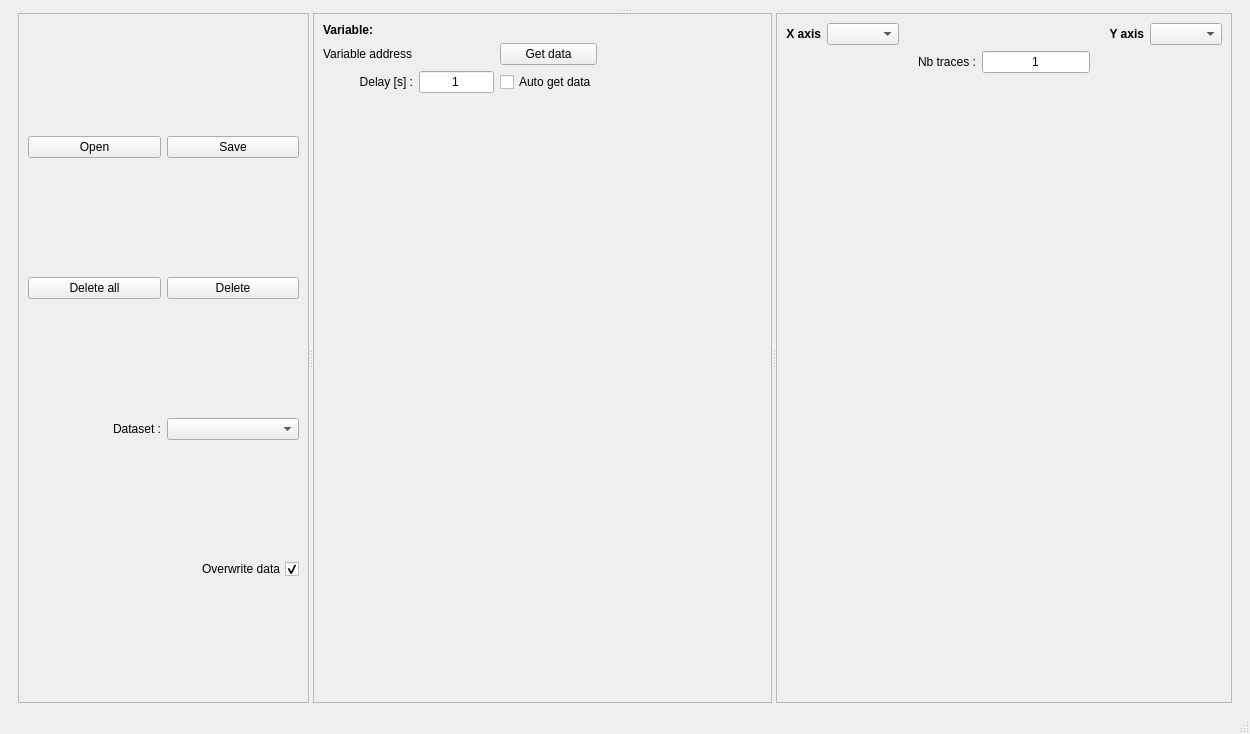
First picture: the form in autolab/core/gui/plotting/interface.ui, repository autolab-project/autolab, before the edit.
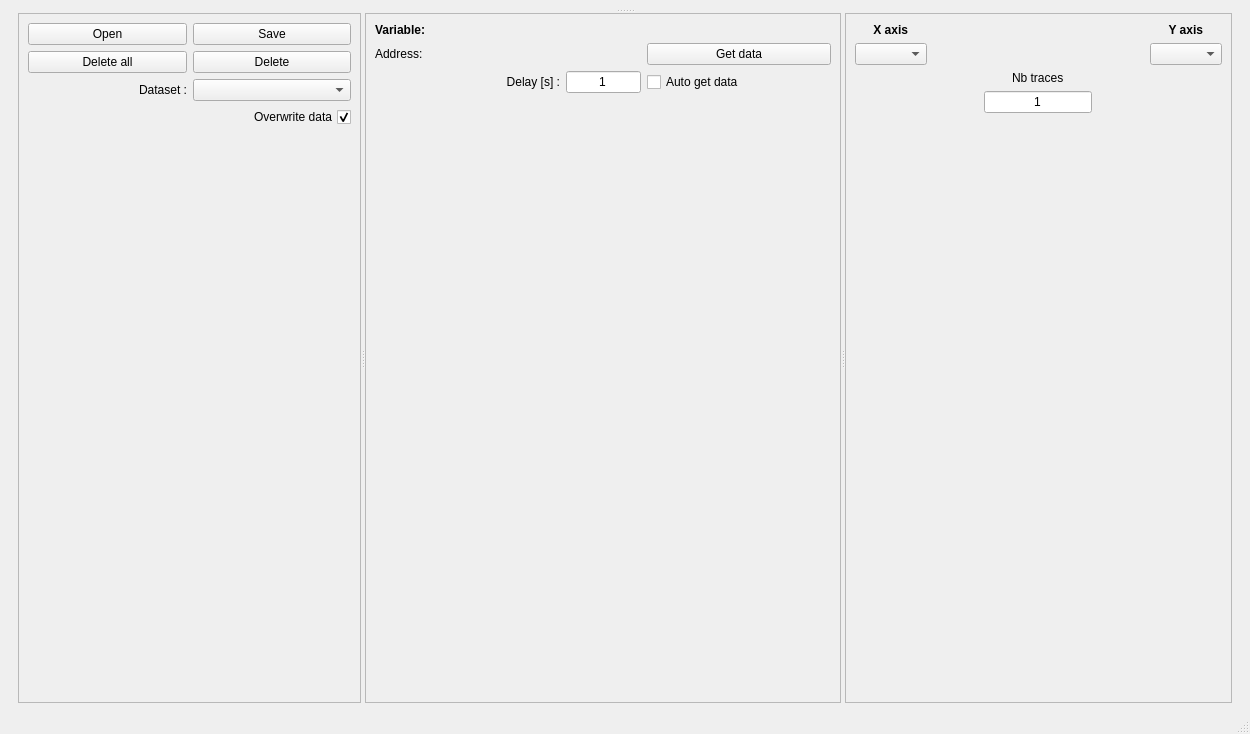
Second picture: the form after the edit.

Diff of the .ui file:
```diff
--- a/autolab/core/gui/plotting/interface.ui
+++ b/autolab/core/gui/plotting/interface.ui
@@ -17,7 +17,7 @@
   </property>
   <widget class="QWidget" name="centralwidget">
    <layout class="QGridLayout" name="gridLayout">
-    <item row="0" column="1">
+    <item row="0" column="0">
      <widget class="QSplitter" name="splitter">
       <property name="orientation">
        <enum>Qt::Vertical</enum>
@@ -152,20 +152,26 @@
               </item>
              </layout>
             </item>
+            <item>
+             <spacer name="verticalSpacer_3">
+              <property name="orientation">
+               <enum>Qt::Vertical</enum>
+              </property>
+              <property name="sizeHint" stdset="0">
+               <size>
+                <width>20</width>
+                <height>40</height>
+               </size>
+              </property>
+             </spacer>
+            </item>
            </layout>
           </widget>
           <widget class="QFrame" name="frame_device">
            <property name="frameShape">
             <enum>QFrame::StyledPanel</enum>
            </property>
-           <layout class="QGridLayout" name="layout_device">
-            <item row="2" column="3">
-             <widget class="QCheckBox" name="auto_plotDataButton">
-              <property name="text">
-               <string>Auto get data</string>
-              </property>
-             </widget>
-            </item>
+           <layout class="QGridLayout" name="layout_variable">
             <item row="1" column="3">
              <widget class="QPushButton" name="plotDataButton">
               <property name="font">
@@ -181,15 +187,22 @@
               </property>
              </widget>
             </item>
-            <item row="1" column="4">
-             <spacer name="horizontalSpacer_3">
+            <item row="2" column="3">
+             <widget class="QCheckBox" name="auto_plotDataButton">
+              <property name="text">
+               <string>Auto get data</string>
+              </property>
+             </widget>
+            </item>
+            <item row="3" column="2">
+             <spacer name="verticalSpacer_2">
               <property name="orientation">
-               <enum>Qt::Horizontal</enum>
+               <enum>Qt::Vertical</enum>
               </property>
               <property name="sizeHint" stdset="0">
                <size>
-                <width>0</width>
-                <height>20</height>
+                <width>20</width>
+                <height>40</height>
                </size>
               </property>
              </spacer>
@@ -210,6 +223,28 @@
               </property>
              </widget>
             </item>
+            <item row="2" column="1">
+             <widget class="QLabel" name="label_2">
+              <property name="font">
+               <font>
+                <pointsize>9</pointsize>
+               </font>
+              </property>
+              <property name="text">
+               <string>Delay [s] :</string>
+              </property>
+              <property name="alignment">
+               <set>Qt::AlignRight|Qt::AlignTrailing|Qt::AlignVCenter</set>
+              </property>
+             </widget>
+            </item>
+            <item row="1" column="1">
+             <widget class="QLabel" name="label">
+              <property name="text">
+               <string>Address:</string>
+              </property>
+             </widget>
+            </item>
             <item row="2" column="2">
              <widget class="QLineEdit" name="delay_lineEdit">
               <property name="sizePolicy">
@@ -241,41 +276,6 @@
               </property>
              </widget>
             </item>
-            <item row="2" column="1">
-             <widget class="QLabel" name="label_2">
-              <property name="font">
-               <font>
-                <pointsize>9</pointsize>
-               </font>
-              </property>
-              <property name="text">
-               <string>Delay [s] :</string>
-              </property>
-              <property name="alignment">
-               <set>Qt::AlignRight|Qt::AlignTrailing|Qt::AlignVCenter</set>
-              </property>
-             </widget>
-            </item>
-            <item row="1" column="1">
-             <widget class="QLabel" name="label">
-              <property name="text">
-               <string>Variable address</string>
-              </property>
-             </widget>
-            </item>
-            <item row="3" column="2">
-             <spacer name="verticalSpacer_2">
-              <property name="orientation">
-               <enum>Qt::Vertical</enum>
-              </property>
-              <property name="sizeHint" stdset="0">
-               <size>
-                <width>20</width>
-                <height>40</height>
-               </size>
-              </property>
-             </spacer>
-            </item>
            </layout>
           </widget>
           <widget class="QFrame" name="frame6">
@@ -284,38 +284,10 @@
            </property>
            <layout class="QVBoxLayout" name="verticalLayout">
             <item>
-             <layout class="QGridLayout" name="gridLayout_3">
-              <item row="0" column="4">
-               <widget class="QComboBox" name="variable_y_comboBox">
-                <property name="sizeAdjustPolicy">
-                 <enum>QComboBox::AdjustToContents</enum>
-                </property>
-               </widget>
-              </item>
-              <item row="0" column="3">
-               <widget class="QLabel" name="label_7">
-                <property name="font">
-                 <font>
-                  <weight>75</weight>
-                  <bold>true</bold>
-                 </font>
-                </property>
-                <property name="text">
-                 <string>Y axis</string>
-                </property>
-                <property name="alignment">
-                 <set>Qt::AlignRight|Qt::AlignTrailing|Qt::AlignVCenter</set>
-                </property>
-               </widget>
-              </item>
-              <item row="0" column="1">
-               <widget class="QComboBox" name="variable_x_comboBox">
-                <property name="sizeAdjustPolicy">
-                 <enum>QComboBox::AdjustToContents</enum>
-                </property>
-               </widget>
-              </item>
-              <item row="0" column="0">
+             <layout class="QHBoxLayout" name="horizontalLayout_5">
+              <item>
+               <layout class="QVBoxLayout" name="verticalLayout_3">
+                <item alignment="Qt::AlignHCenter">
                <widget class="QLabel" name="label_6">
                 <property name="font">
                  <font>
@@ -331,7 +303,16 @@
                 </property>
                </widget>
               </item>
-              <item row="0" column="2">
+                <item>
+                 <widget class="QComboBox" name="variable_x_comboBox">
+                  <property name="sizeAdjustPolicy">
+                   <enum>QComboBox::AdjustToContents</enum>
+                  </property>
+                 </widget>
+                </item>
+               </layout>
+              </item>
+              <item>
                <spacer name="horizontalSpacer_2">
                 <property name="orientation">
                  <enum>Qt::Horizontal</enum>
@@ -344,24 +325,40 @@
                 </property>
                </spacer>
               </item>
+              <item>
+               <layout class="QVBoxLayout" name="verticalLayout_4">
+                <item alignment="Qt::AlignHCenter">
+                 <widget class="QLabel" name="label_7">
+                  <property name="font">
+                   <font>
+                    <weight>75</weight>
+                    <bold>true</bold>
+                   </font>
+                  </property>
+                  <property name="text">
+                   <string>Y axis</string>
+                  </property>
+                  <property name="alignment">
+                   <set>Qt::AlignRight|Qt::AlignTrailing|Qt::AlignVCenter</set>
+                  </property>
+                 </widget>
+                </item>
+                <item>
+                 <widget class="QComboBox" name="variable_y_comboBox">
+                  <property name="sizeAdjustPolicy">
+                   <enum>QComboBox::AdjustToContents</enum>
+                  </property>
+                 </widget>
+                </item>
+               </layout>
+              </item>
              </layout>
             </item>
             <item>
              <layout class="QHBoxLayout" name="horizontalLayout_7">
               <item>
-               <spacer name="horizontalSpacer_5">
-                <property name="orientation">
-                 <enum>Qt::Horizontal</enum>
-                </property>
-                <property name="sizeHint" stdset="0">
-                 <size>
-                  <width>40</width>
-                  <height>20</height>
-                 </size>
-                </property>
-               </spacer>
-              </item>
-              <item>
+               <layout class="QVBoxLayout" name="verticalLayout_5">
+                <item alignment="Qt::AlignHCenter">
                <widget class="QLabel" name="graph_nbTracesLabel">
                 <property name="sizePolicy">
                  <sizepolicy hsizetype="Fixed" vsizetype="Preferred">
@@ -370,14 +367,14 @@
                  </sizepolicy>
                 </property>
                 <property name="text">
-                 <string>Nb traces :</string>
+                   <string>Nb traces</string>
                 </property>
                 <property name="alignment">
                  <set>Qt::AlignLeading|Qt::AlignLeft|Qt::AlignVCenter</set>
                 </property>
                </widget>
               </item>
-              <item>
+                <item alignment="Qt::AlignHCenter">
                <widget class="QLineEdit" name="nbTraces_lineEdit">
                 <property name="sizePolicy">
                  <sizepolicy hsizetype="Fixed" vsizetype="Fixed">
@@ -396,18 +393,7 @@
                 </property>
                </widget>
               </item>
-              <item>
-               <spacer name="horizontalSpacer">
-                <property name="orientation">
-                 <enum>Qt::Horizontal</enum>
-                </property>
-                <property name="sizeHint" stdset="0">
-                 <size>
-                  <width>40</width>
-                  <height>20</height>
-                 </size>
-                </property>
-               </spacer>
+               </layout>
               </item>
              </layout>
             </item>
```
Left out of the diff: 9 changed lines with no effect on the pictures. Lines whose indentation alone changed are shown as unchanged.
